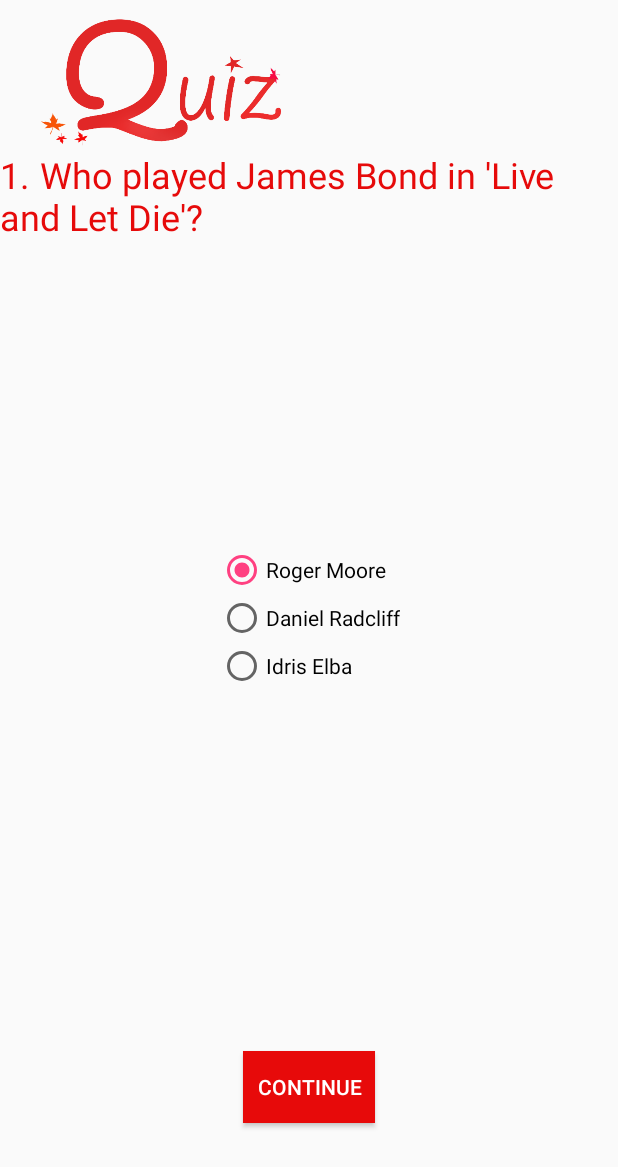
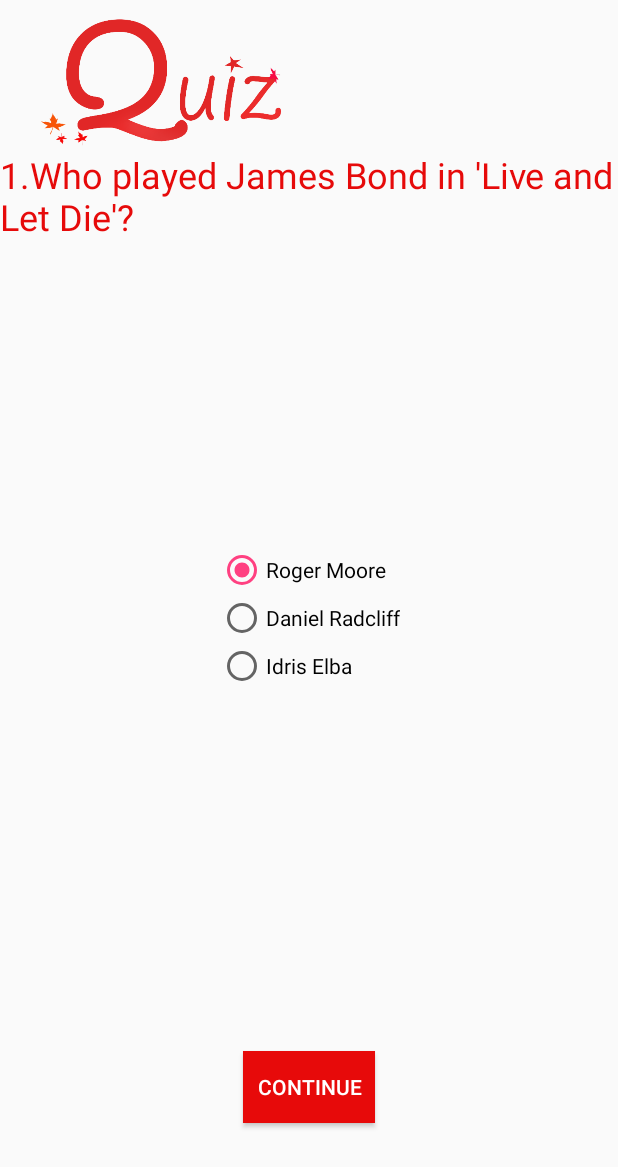
Before and after one commit to gsanganee/UclQuiz, an Android app: the screen it shows after launch (quiz), after a tap on "Movies", on a phone screen of 412 x 824 dp. Shown: the top 1167 px of the screen. Run offline under Robolectric (Android 15) with nearby library versions, the phone set to English and light mode, and no system bars.

Commit message:
Changes to add more questions

```diff
--- a/app/src/main/AndroidManifest.xml
+++ b/app/src/main/AndroidManifest.xml
@@ -5,7 +5,7 @@
     <application
         android:allowBackup="true"
         android:icon="@mipmap/ic_launcher"
-        android:label="@string/app_name"
+        android:label=""
         android:supportsRtl="true"
         android:theme="@style/AppTheme">
         <activity
@@ -51,7 +51,9 @@
         <activity
             android:name=".Main2Activity"
             android:label="@string/title_activity_main2"
-            android:theme="@style/AppTheme.NoActionBar"></activity>
+            android:theme="@style/AppTheme">
+
+        </activity>
     </application>
 
 </manifest>
--- a/app/src/main/java/com/example/gaurang/hope/MainActivity.java
+++ b/app/src/main/java/com/example/gaurang/hope/MainActivity.java
@@ -14,19 +14,20 @@ import android.widget.Button;
 import android.widget.TextView;
 
 public class MainActivity extends Activity {
-    TextView textView;
-    Button bt;
 
     @Override
+    //setting up the on create method for the main activity
     protected void onCreate(Bundle savedInstanceState) {
         super.onCreate(savedInstanceState);
         setContentView(R.layout.activity_main);
     }
-    public void quest(View view)
+    //using "quizee" as the "on click" method for both the "Movies" button and the "food" Button
+    public void quizee(View view)
     {
-
+    //Setting up "button_text" to get the text from the buttons and change it into a string
         String button_text;
         button_text = ((Button) view).getText().toString();
+    //If else statement to move to new activities (the two separate quiz')(quiz is Movies and Main2Activity is Food)
         if(button_text.equals("Movies")) {
             Intent intent = new Intent(this, quiz.class);
             startActivity(intent);
--- a/app/src/main/java/com/example/gaurang/hope/quiz.java
+++ b/app/src/main/java/com/example/gaurang/hope/quiz.java
@@ -10,62 +10,94 @@ import android.widget.RadioButton;
 import android.widget.RadioGroup;
 import android.widget.TextView;
 
-/**
- * Created by Gaurang on 13/03/2016.
- */
 public class quiz extends Activity {
-
+    // Sets up the buttons, textview and radiogroup used
     Button bt;
     TextView tv;
     RadioGroup rg;
     RadioButton r1,r2,r3;
-
-    public static String questions []= {"1.\tWho played James Bond in 'Live and Let Die'?","2.\tWhat was the name of the boy in the Jungle Book?","3.\tWhat is the name of the actor who played the role of Harry Potter in the film series?","4.\tWhat was the name of Dorothy's dog in the Wizard of Oz?","5.\tWhich film does the song 'Circle of Life' come from?"};
-    String answers []= {"Roger Moore","Mowgli","Daniel Radcliffe","Toto","The Lion King"};
-    String opts []= {"Roger Moore", "Daniel Radcliff", "Idris Elba","Simba","Mowgli","Tarzan","Daniel Radcliffe","Rupert Grint","Alan Rickman", "Toto","Marley","Dodo","The Lion King","the Jungle Book","Into the wild"};
-
+    //Array of questions
+    public static String questions []= {
+            "1.Who played James Bond in 'Live and Let Die'?",
+            "2.What was the name of the boy in the Jungle Book?",
+            "3.What is the name of the actor who played the role of Harry Potter in the film series?",
+            "4.What was the name of Dorothy's dog in the Wizard of Oz?",
+            "5.Which film does the song 'Circle of Life' come from?",
+            "6.Which movie does the following quote come from: Houston, we have a problem?",
+            "7.Which movie does the following quote come from: You had me at hello?",
+            "8.Which American singer/actress has appeared in Maid in Manhattan, Monster in Law and The Back Up Plan?",
+            "9.Which 2008 movie starred Will Smith: Seven...?",
+            "10.Charlie Chaplin insured which part of his body?",
+};
+    //Array of answers put in order of the questions
+    String answers []= {
+            "Roger Moore",
+            "Mowgli",
+            "Daniel Radcliffe",
+            "Toto",
+            "The Lion King",
+            "Apollo 13",
+            "Jerry Maguire",
+            "Jennifer Lopez",
+            "Pounds",
+            "Feet",
+    };
+    //Array of options put in order of the questions (3 for each question with 1 correct answer)
+    String opts []= {
+            "Roger Moore", "Daniel Radcliff", "Idris Elba",
+            "Simba","Mowgli","Tarzan",
+            "Daniel Radcliffe","Rupert Grint","Alan Rickman",
+            "Toto","Marley","Dodo",
+            "The Lion King","the Jungle Book","Into the wild",
+            "Apollo 13", "The Martian","Interstellar",
+            "Jerry Maguire","Bridget Jones Diaries", "Love Actually",
+            "Jennifer Lopez","Jennifer Aniston","Jennifer Lawrence",
+            "Pounds","Stones","Dollars",
+            "Lips","Hands","Feet"
+    };
+    //Initialises the position and the integer "correct"
     int position=0;
     public static int correct;
     @Override
+    //Sets up the OnCreate method with the quiz layout
     protected void onCreate(Bundle savedInstanceState) {
         super.onCreate(savedInstanceState);
         setContentView(R.layout.quiz);
-
+    //Defining the Button, TextView, RadioGroup and RadioButtons by finding their relative ids)
         tv=(TextView)findViewById(R.id.question);
         bt=(Button)findViewById(R.id.movebt);
         rg=(RadioGroup)findViewById(R.id.rg);
         r1=(RadioButton)findViewById(R.id.r1);
         r2=(RadioButton)findViewById(R.id.r2);
         r3=(RadioButton)findViewById(R.id.r3);
-
+    //Sets the text of the TextView and RadioButtons according to the position of the questions and answers starting with the 0th position. (first question)
         tv.setText(questions[position]);
         r1.setText(opts[position]);
         r2.setText(opts[position+1]);
         r3.setText(opts[position+2]);
-
-
-
+    //Sets up the onClickListener
         bt.setOnClickListener(new View.OnClickListener() {
             @Override
             public void onClick(View v) {
-
+    //The selected answer in found using its ID and changed into a string
                 RadioButton selectedans = (RadioButton) findViewById(rg.getCheckedRadioButtonId());
                 String selectedansText = selectedans.getText().toString();
+    //If the string is the same as the answer in the specific position then 1 is added to the value of "correct"
                 if (selectedansText==answers[position]) {
                     correct++;
                 }
+    //The position is increased by 1 (moving onto the next question/phase)
                 position++;
+    //If the position is less than the amount of questions then the next question is presented and the loop begins again, otherwise the results page is shown
                 if(position<questions.length){
-
                     tv.setText(questions[position]);
                     r1.setText(opts[position*3]);
                     r2.setText(opts[position*3+1]);
                     r3.setText(opts[position*3+2]);
                 }else{
-
+    //Displays the Results page
                     Intent in = new Intent(getApplicationContext(),result.class);
                     startActivity(in);
-
                 }
             }
         });
--- a/app/src/main/res/layout-land/activity_main.xml
+++ b/app/src/main/res/layout-land/activity_main.xml
@@ -16,7 +16,7 @@
             android:id="@+id/toolbar"
             android:layout_width="match_parent"
             android:layout_height="?attr/actionBarSize"
-            android:background="?attr/colorPrimary"
+            android:background="#ee1b1b"
             app:popupTheme="@style/AppTheme.PopupOverlay" />
 
     </android.support.design.widget.AppBarLayout>
--- a/app/src/main/res/layout-land/quiz.xml
+++ b/app/src/main/res/layout-land/quiz.xml
@@ -14,14 +14,14 @@
         android:textSize="24dp"
         android:layout_below="@+id/imageView"
         android:layout_centerHorizontal="true"
-        android:textColor="#f20e0e" />
+        android:textColor="#e60a0a" />
 
     <RadioGroup
         android:layout_width="wrap_content"
         android:layout_height="wrap_content"
         android:layout_weight="0.59"
         android:id="@+id/rg"
-        android:layout_below="@+id/question"
+        android:layout_above="@+id/movebt"
         android:layout_centerHorizontal="true">
 
         <RadioButton
@@ -54,7 +54,7 @@
         android:layout_gravity="center_horizontal"
         android:textColor="#ffffff"
         android:background="#e70a0a"
-        android:layout_below="@+id/rg"
+        android:layout_alignParentBottom="true"
         android:layout_centerHorizontal="true" />
     <ImageView
         android:layout_width="wrap_content"
@@ -62,8 +62,6 @@
         android:id="@+id/imageView"
         android:src = "@drawable/quiz"
         android:layout_alignParentTop="true"
-        android:layout_toLeftOf="@+id/rg"
-        android:layout_toStartOf="@+id/rg"
-        android:layout_marginRight="41dp"
-        android:layout_marginEnd="41dp" />
+        android:layout_alignRight="@+id/rg"
+        android:layout_alignEnd="@+id/rg" />
 </RelativeLayout>
--- a/app/src/main/res/layout/content_main.xml
+++ b/app/src/main/res/layout/content_main.xml
@@ -17,7 +17,7 @@
         android:layout_height="wrap_content"
         android:text="Movies"
         android:id="@+id/b1"
-        android:onClick="quest"
+        android:onClick="quizee"
         android:layout_alignParentTop="true"
         android:layout_centerHorizontal="true"
         android:layout_marginTop="205dp"
@@ -30,7 +30,7 @@
         android:layout_height="wrap_content"
         android:text="Food"
         android:id="@+id/b2"
-        android:onClick="quest"
+        android:onClick="quizee"
         android:layout_marginTop="42dp"
         android:layout_below="@+id/b1"
         android:layout_centerHorizontal="true"
--- a/app/src/main/res/layout/content_main2.xml
+++ b/app/src/main/res/layout/content_main2.xml
@@ -5,6 +5,7 @@
     android:orientation="vertical"
     android:weightSum="1"
     android:touchscreenBlocksFocus="true">
+
 
     <TextView
         android:layout_width="wrap_content"
```
Also changed, not shown: app/src/main/java/com/example/gaurang/hope/Main2Activity.java (+51 -17 lines), app/src/main/java/com/example/gaurang/hope/result.java (+16 -10 lines), app/src/main/java/com/example/gaurang/hope/result2.java (+13 -7 lines), app/src/main/res/layout-land/content_main.xml (+8 -8 lines), app/src/main/res/layout-land/content_main2.xml (+5 -4 lines), app/src/main/res/layout-land/result.xml (+20 -4 lines).
